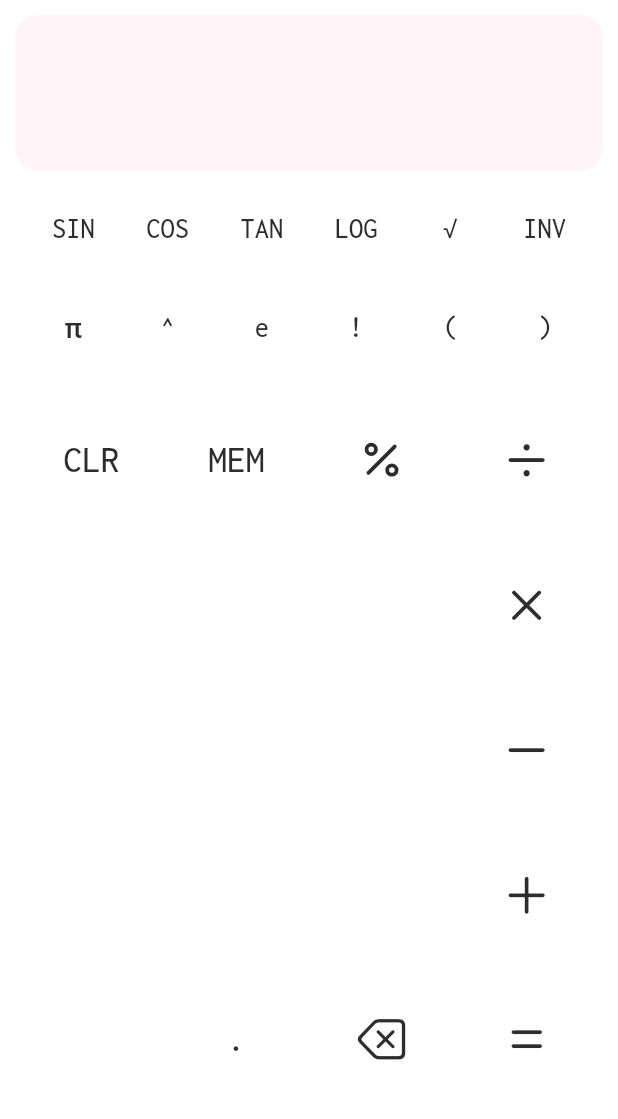
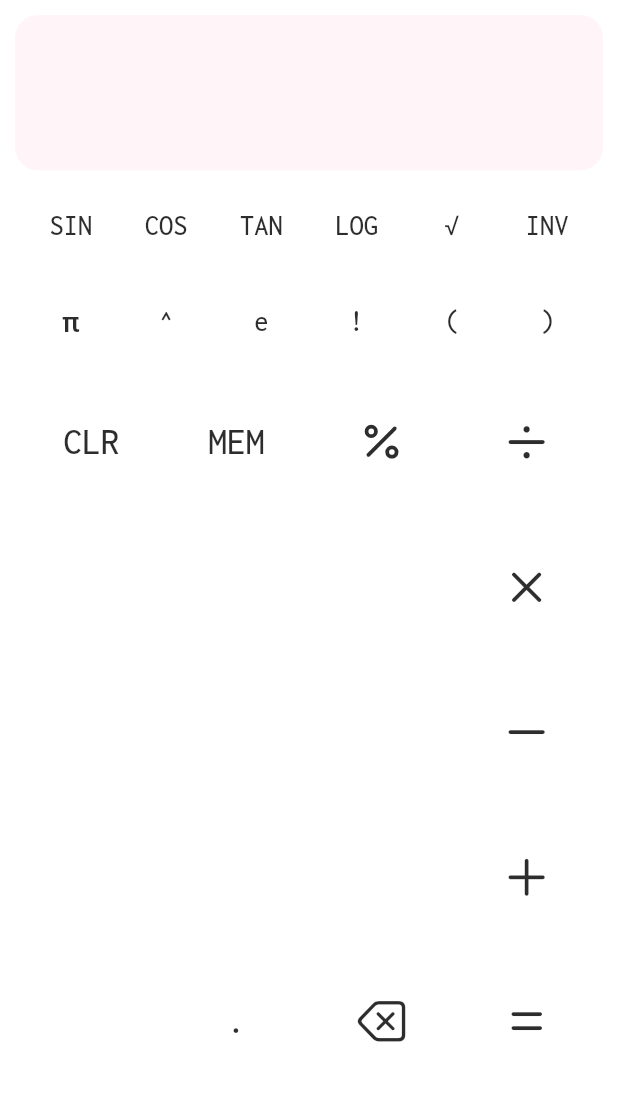
Before and after one commit to gracebmanning/cowculator, a Flutter app: the screen it shows after launch, on a phone screen of 412 x 824 dp, the part 90-1209 px from its top. Run offline on Flutter 3.47's test engine with Material 2 defaults, Android fonts, the phone set to English and light mode, and no system bars; our stand-ins replace flutter_feather_icons, just_audio, math_expressions, shared_preferences; missing offline and left inert: blobs; statements that could not run were skipped.

Commit message:
resizing for iOS

```diff
--- a/lib/components/blobbuttons.dart
+++ b/lib/components/blobbuttons.dart
@@ -69,8 +69,10 @@ class OperatorIconButton extends StatelessWidget {
         styles: BlobStyles(color: color, fillType: BlobFillType.stroke),
         controller: blobCtrl,
         child: TextButton(
-          style:
-              TextButton.styleFrom(foregroundColor: (color == brown) ? brown : black),
+          style: ButtonStyle(
+              foregroundColor: MaterialStateProperty.all<Color>(
+                  (color == brown) ? brown : black),
+              alignment: Alignment.center),
           child: icon,
           onPressed: () {
             action(text);
@@ -142,17 +144,20 @@ class OperatorButtonMini extends StatelessWidget {
         child: Align(
           alignment: Alignment.center,
           child: TextButton(
+            style: TextButton.styleFrom(padding: EdgeInsets.zero),
             child: (text == "SIN-1" ||
                     text == "COS-1" ||
                     text == "TAN-1" ||
                     text == "x^2")
                 ? text == "x^2" // text is x^2
-                    ? Wrap(children: [
+                    ? Wrap(alignment: WrapAlignment.center, children: [
                         Text('x',
+                            textAlign: TextAlign.center,
                             style: TextStyle(
                                 fontSize: 19,
                                 color: (color == brown) ? brown : black)),
                         Text('2',
+                            textAlign: TextAlign.center,
                             style: TextStyle(
                                 fontSize: 19,
                                 color: (color == brown) ? brown : black,
@@ -161,7 +166,7 @@ class OperatorButtonMini extends StatelessWidget {
                                 ])),
                       ])
                     // text is sin-1, cos-1, tan-1
-                    : Wrap(children: [
+                    : Wrap(alignment: WrapAlignment.center, children: [
                         Text(text.substring(0, 3),
                             style: TextStyle(
                                 fontSize: 17,
@@ -194,8 +199,6 @@ class OperatorButtonMini extends StatelessWidget {
     );
   }
 }
-
-// TODO: fix font color of tiny buttons on brown & black themes
 
 // not in use
 class OperatorIconButtonMini extends StatelessWidget {
--- a/lib/constants/platformconstants.dart
+++ b/lib/constants/platformconstants.dart
@@ -22,14 +22,14 @@ double getResultHeight() {
 double getOperatorButtonSize({bool mini = false}) {
   getPlatform();
   if (mini) {
-    return android ? 60 : 65;
+    return 60; // WAS android 60, iOS 65. Changed for better text fit.
   }
   return android ? 75 : 80;
 }
 
 double getNumButtonSize() {
   getPlatform();
-  return android ? 80 : 85;
+  return 80; // WAS android 80, iOS 85. Changed for better text fit.
 }
 
 double getCalculatorHeight(double screenHeight) {
--- a/lib/main.dart
+++ b/lib/main.dart
@@ -148,8 +148,8 @@ class _MainState extends State<Main> {
               child: GridView.count(
                   primary: false,
                   padding: const EdgeInsets.only(left: 20, right: 20),
-                  crossAxisSpacing: 5,
-                  mainAxisSpacing: 8,
+                  crossAxisSpacing: 9,
+                  mainAxisSpacing: 9,
                   crossAxisCount: 6,
                   children: [
                     // top row - small buttons
@@ -193,11 +193,11 @@ class _MainState extends State<Main> {
             ),
             Expanded(
               child: Padding(
-                padding: const EdgeInsets.only(top: 12),
+                padding: const EdgeInsets.only(top: 0),
                 child: GridView.count(
                   primary: false,
                   padding:
-                      const EdgeInsets.only(left: 20, right: 20, bottom: 20),
+                      const EdgeInsets.only(left: 20, right: 20, bottom: 5),
                   crossAxisSpacing: 15,
                   mainAxisSpacing:
                       // main axis spacing is dependent on screen height
```
Also changed, not shown: 5 other files.
